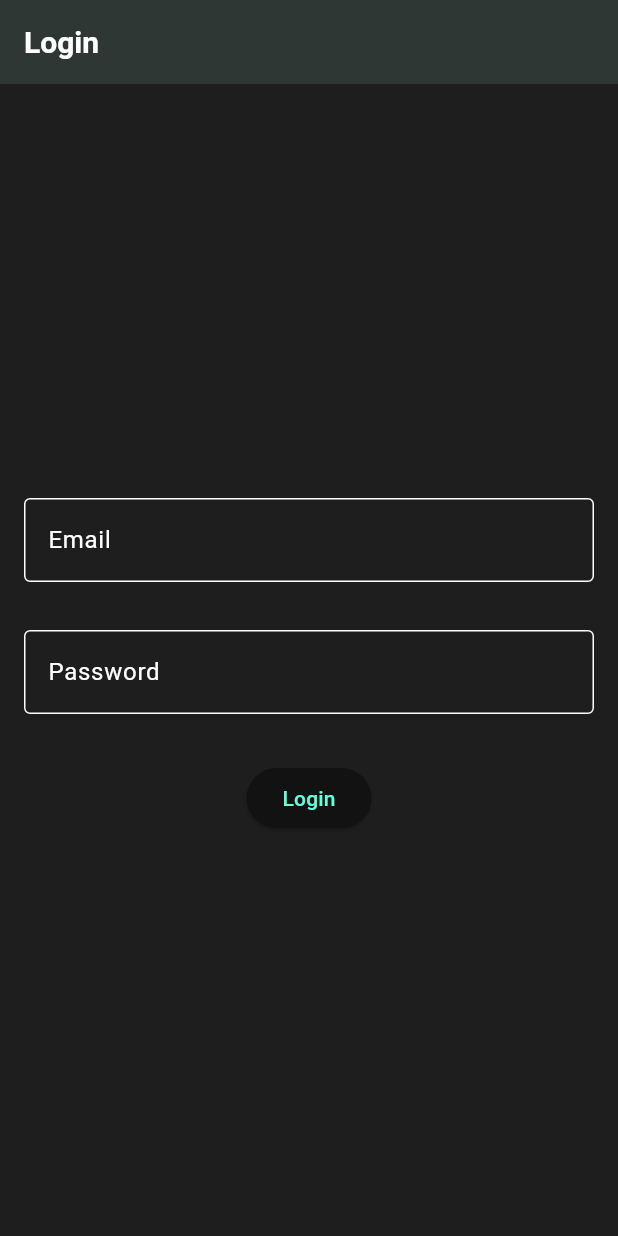
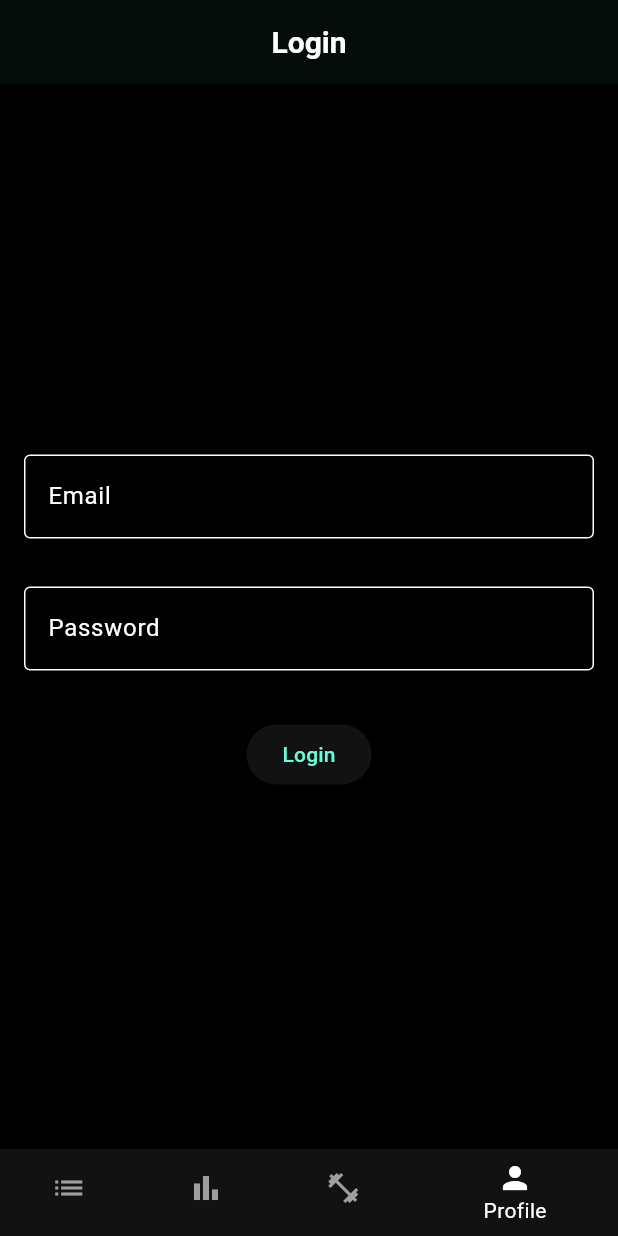
Before and after one commit to RepDuel/RepDuel, a Flutter app: the LoginScreen screen opened by its route, on a phone screen of 412 x 824 dp. Run offline on Flutter 3.47's test engine with Material 3 defaults, Android fonts, the phone set to English and light mode, and no system bars; our stand-ins replace dio, flutter_riverpod, flutter_secure_storage, go_router, logger; accounts and stored records are empty; network calls fail.

Commit message:
add nav bar to bottom of signup screen and login screen

```diff
--- a/frontend/lib/features/auth/screens/login_screen.dart
+++ b/frontend/lib/features/auth/screens/login_screen.dart
@@ -1,9 +1,11 @@
 import 'package:flutter/material.dart';
 import 'package:flutter_riverpod/flutter_riverpod.dart';
+import 'package:go_router/go_router.dart';
 
 import 'package:frontend/core/providers/auth_provider.dart';
 import '../../../widgets/loading_spinner.dart';
 import '../../../widgets/error_display.dart';
+import '../../../widgets/main_bottom_nav_bar.dart';
 import '../widgets/auth_form_field.dart';
 
 class LoginScreen extends ConsumerStatefulWidget {
@@ -40,7 +42,13 @@ class _LoginScreenState extends ConsumerState<LoginScreen> {
     final authState = ref.watch(authStateProvider);
 
     return Scaffold(
-      appBar: AppBar(title: const Text('Login')),
+      backgroundColor: Colors.black,
+      appBar: AppBar(
+        title: const Text('Login'),
+        backgroundColor: Colors.black,
+        foregroundColor: Colors.white,
+        centerTitle: true,
+      ),
       body: Padding(
         padding: const EdgeInsets.all(16.0),
         child: authState.isLoading
@@ -58,16 +66,18 @@ class _LoginScreenState extends ConsumerState<LoginScreen> {
                           label: 'Email',
                           controller: _emailController,
                           keyboardType: TextInputType.emailAddress,
-                          validator: (value) =>
-                              value == null || value.isEmpty ? 'Please enter your email' : null,
+                          validator: (value) => value == null || value.isEmpty
+                              ? 'Please enter your email'
+                              : null,
                         ),
                         const SizedBox(height: 16),
                         AuthFormField(
                           label: 'Password',
                           controller: _passwordController,
                           obscureText: true,
-                          validator: (value) =>
-                              value == null || value.isEmpty ? 'Please enter your password' : null,
+                          validator: (value) => value == null || value.isEmpty
+                              ? 'Please enter your password'
+                              : null,
                         ),
                         const SizedBox(height: 24),
                         ElevatedButton(
@@ -80,6 +90,10 @@ class _LoginScreenState extends ConsumerState<LoginScreen> {
                 ],
               ),
       ),
+      bottomNavigationBar: MainBottomNavBar(
+        currentIndex: 3,
+        onTap: (_) {},
+      ),
     );
   }
 }
--- a/frontend/lib/features/auth/screens/register_screen.dart
+++ b/frontend/lib/features/auth/screens/register_screen.dart
@@ -2,6 +2,7 @@ import 'package:flutter/material.dart';
 import 'package:go_router/go_router.dart';
 import 'package:flutter_riverpod/flutter_riverpod.dart';
 import '../../../core/providers/auth_provider.dart';
+import '../../../widgets/main_bottom_nav_bar.dart';
 
 class RegisterScreen extends ConsumerWidget {
   const RegisterScreen({super.key});
@@ -101,6 +102,10 @@ class RegisterScreen extends ConsumerWidget {
           ),
         ),
       ),
+      bottomNavigationBar: MainBottomNavBar(
+        currentIndex: 3,
+        onTap: (_) {},
+      ),
     );
   }
 }
```
